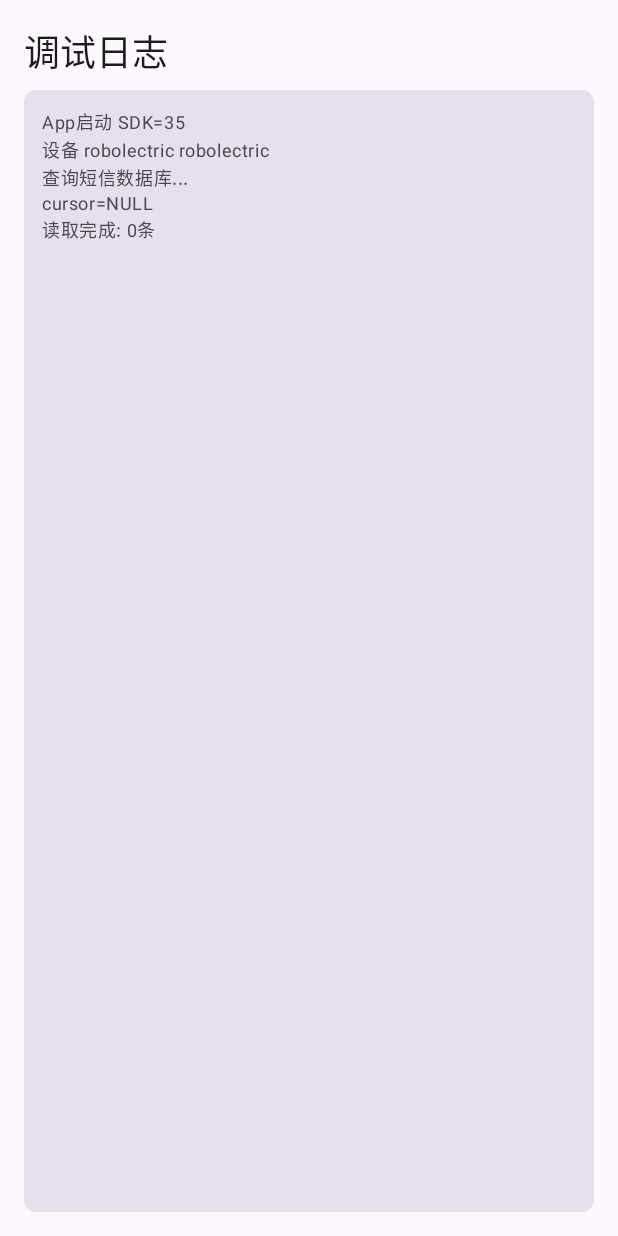
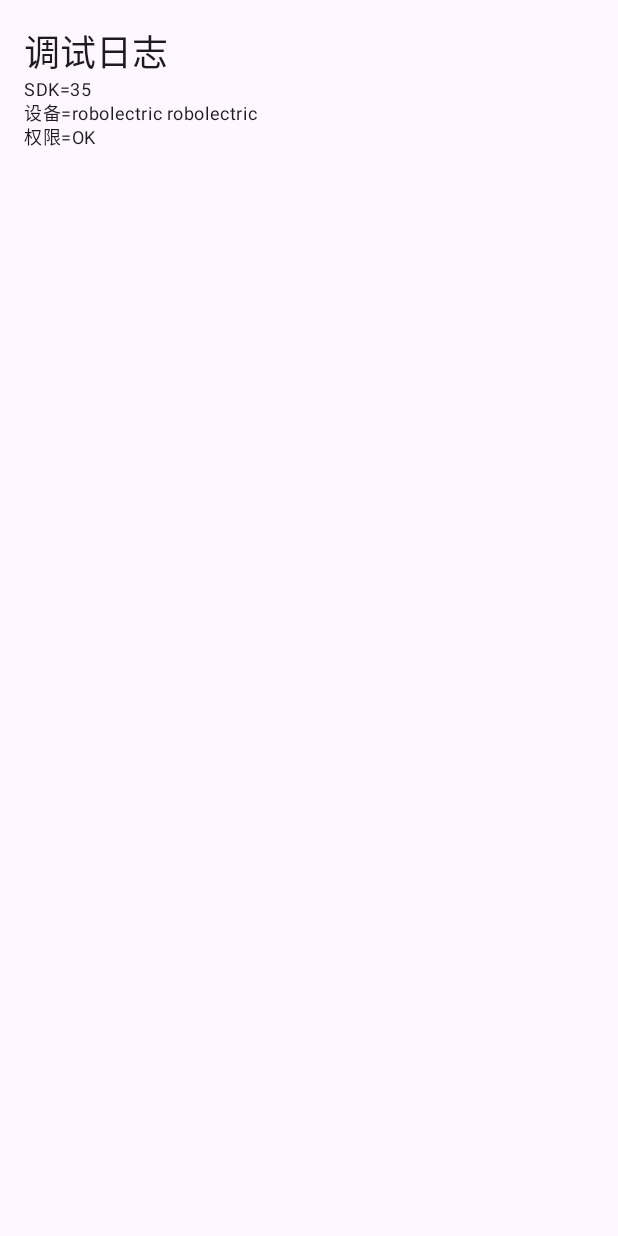
Before and after one commit to zhang-xiang1310/Expense-Tracker, an Android app built with Jetpack Compose: the screen it shows after launch (MainActivity), on a phone screen of 412 x 824 dp. Run offline under Robolectric (Android 15) with nearby library versions, the light colour scheme and no system bars.

Commit message:
fix: 简化版-调试日志+权限

```diff
--- a/app/build.gradle.kts
+++ b/app/build.gradle.kts
@@ -45,6 +45,6 @@ dependencies {
     implementation("androidx.compose.material3:material3")
     implementation("androidx.compose.ui:ui-tooling-preview")
     implementation("androidx.activity:activity-compose:1.8.2")
-    implementation("androidx.lifecycle:lifecycle-viewmodel-compose:2.7.0")
+
     debugImplementation("androidx.compose.ui:ui-tooling")
 }
--- a/app/src/main/java/com/example/smsreader/MainActivity.kt
+++ b/app/src/main/java/com/example/smsreader/MainActivity.kt
@@ -2,24 +2,26 @@ package com.example.smsreader
 
 import android.Manifest
 import android.content.pm.PackageManager
-import android.database.Cursor
 import android.os.Bundle
-import android.provider.Telephony
 import android.util.Log
 import androidx.activity.ComponentActivity
 import androidx.activity.compose.setContent
 import androidx.activity.result.contract.ActivityResultContracts
-import androidx.compose.foundation.layout.*
-import androidx.compose.foundation.lazy.LazyColumn
-import androidx.compose.foundation.lazy.itemsIndexed
-import androidx.compose.material3.*
-import androidx.compose.runtime.*
+import androidx.compose.foundation.layout.Column
+import androidx.compose.foundation.layout.fillMaxSize
+import androidx.compose.foundation.layout.padding
+import androidx.compose.foundation.rememberScrollState
+import androidx.compose.foundation.verticalScroll
+import androidx.compose.material3.MaterialTheme
+import androidx.compose.material3.Surface
+import androidx.compose.material3.Text
+import androidx.compose.runtime.getValue
+import androidx.compose.runtime.mutableStateOf
+import androidx.compose.runtime.remember
+import androidx.compose.runtime.setValue
 import androidx.compose.ui.Modifier
-import androidx.compose.ui.text.font.FontWeight
 import androidx.compose.ui.unit.dp
 import androidx.core.content.ContextCompat
-import kotlinx.coroutines.Dispatchers
-import kotlinx.coroutines.withContext
 
 class MainActivity : ComponentActivity() {
 
@@ -33,10 +35,6 @@ class MainActivity : ComponentActivity() {
         super.onCreate(savedInstanceState)
 
         val logBuilder = StringBuilder()
-        fun addLog(s: String) {
-            Log.d("SmsReader", s)
-            logBuilder.append(s).append("\n")
-        }
 
         val hasPerm = ContextCompat.checkSelfPermission(
             this, Manifest.permission.READ_SMS
@@ -46,107 +44,24 @@ class MainActivity : ComponentActivity() {
             permLauncher.launch(Manifest.permission.READ_SMS)
         }
 
+        logBuilder.append("SDK=${android.os.Build.VERSION.SDK_INT}\n")
+        logBuilder.append("设备=${android.os.Build.MANUFACTURER} ${android.os.Build.MODEL}\n")
+        logBuilder.append("权限=${if (hasPerm) "OK" else "请求中"}\n")
+
         setContent {
-            var logLines by remember { mutableStateOf(listOf("启动中...")) }
-            var smsItems by remember { mutableStateOf(listOf<Map<String, String>>()) }
-
-            LaunchedEffect(Unit) {
-                if (!hasPerm) {
-                    addLog("请求短信权限中...")
-                    logLines = logBuilder.toString().split("\n").filter { it.isNotBlank() }
-                    return@LaunchedEffect
-                }
-
-                addLog("App启动 SDK=${android.os.Build.VERSION.SDK_INT}")
-                addLog("设备 ${android.os.Build.MANUFACTURER} ${android.os.Build.MODEL}")
-
-                try {
-                    val list = withContext(Dispatchers.IO) {
-                        val items = mutableListOf<Map<String, String>>()
-                        var cursor: Cursor? = null
-                        try {
-                            addLog("查询短信数据库...")
-                            cursor = contentResolver.query(
-                                Telephony.Sms.CONTENT_URI,
-                                arrayOf("_id", "address", "body", "date", "type"),
-                                null, null,
-                                "date DESC LIMIT 50"
-                            )
-                            addLog("cursor=${if (cursor != null) "OK" else "NULL"}")
-
-                            cursor?.use { c ->
-                                val cnt = c.count
-                                addLog("总数: $cnt")
-                                while (c.moveToNext()) {
-                                    items.add(
-                                        mapOf(
-                                            "id" to c.getLong(0).toString(),
-                                            "address" to (c.getString(1) ?: "-"),
-                                            "body" to (c.getString(2) ?: ""),
-                                            "date" to c.getLong(3).toString(),
-                                            "type" to c.getInt(4).toString()
-                                        )
-                                    )
-                                }
-                            }
-                            addLog("读取完成: ${items.size}条")
-                        } catch (e: Throwable) {
-                            addLog("读短信错误: ${e.javaClass.simpleName}: ${e.message}")
-                        }
-                        items
-                    }
-                    smsItems = list
-                } catch (e: Throwable) {
-                    addLog("外层错误: ${e.javaClass.simpleName}: ${e.message}")
-                }
-                logLines = logBuilder.toString().split("\n").filter { it.isNotBlank() }
-            }
+            var logText by remember { mutableStateOf(logBuilder.toString()) }
 
             MaterialTheme {
                 Surface(Modifier.fillMaxSize()) {
-                    if (smsItems.isEmpty()) {
-                        Column(Modifier.fillMaxSize().padding(16.dp)) {
-                            Text("调试日志", style = MaterialTheme.typography.headlineSmall)
-                            Spacer(Modifier.height(8.dp))
-                            Surface(
-                                color = MaterialTheme.colorScheme.surfaceVariant,
-                                shape = MaterialTheme.shapes.small,
-                                modifier = Modifier.weight(1f).fillMaxWidth()
-                            ) {
-                                LazyColumn(Modifier.padding(12.dp)) {
-                                    itemsIndexed(logLines) { _, line ->
-                                        Text(line, style = MaterialTheme.typography.bodySmall)
-                                    }
-                                }
-                            }
-                        }
-                    } else {
-                        Scaffold(
-                            topBar = {
-                                TopAppBar(title = { Text("短信 (${smsItems.size}条)") })
-                            }
-                        ) { padding ->
-                            LazyColumn(
-                                modifier = Modifier.padding(padding),
-                                contentPadding = PaddingValues(vertical = 4.dp)
-                            ) {
-                                itemsIndexed(smsItems) { _, item ->
-                                    Card(
-                                        Modifier
-                                            .fillMaxWidth()
-                                            .padding(horizontal = 16.dp, vertical = 4.dp)
-                                    ) {
-                                        Column(Modifier.padding(12.dp)) {
-                                            Text(
-                                                item["address"] ?: "-",
-                                                fontWeight = FontWeight.Bold
-                                            )
-                                            Text(item["body"] ?: "")
-                                        }
-                                    }
-                                }
-                            }
-                        }
+                    Column(
+                        Modifier.fillMaxSize().padding(16.dp)
+                            .verticalScroll(rememberScrollState())
+                    ) {
+                        Text("调试日志", style = MaterialTheme.typography.headlineSmall)
+                        Text(
+                            logText,
+                            style = MaterialTheme.typography.bodySmall
+                        )
                     }
                 }
             }
```
